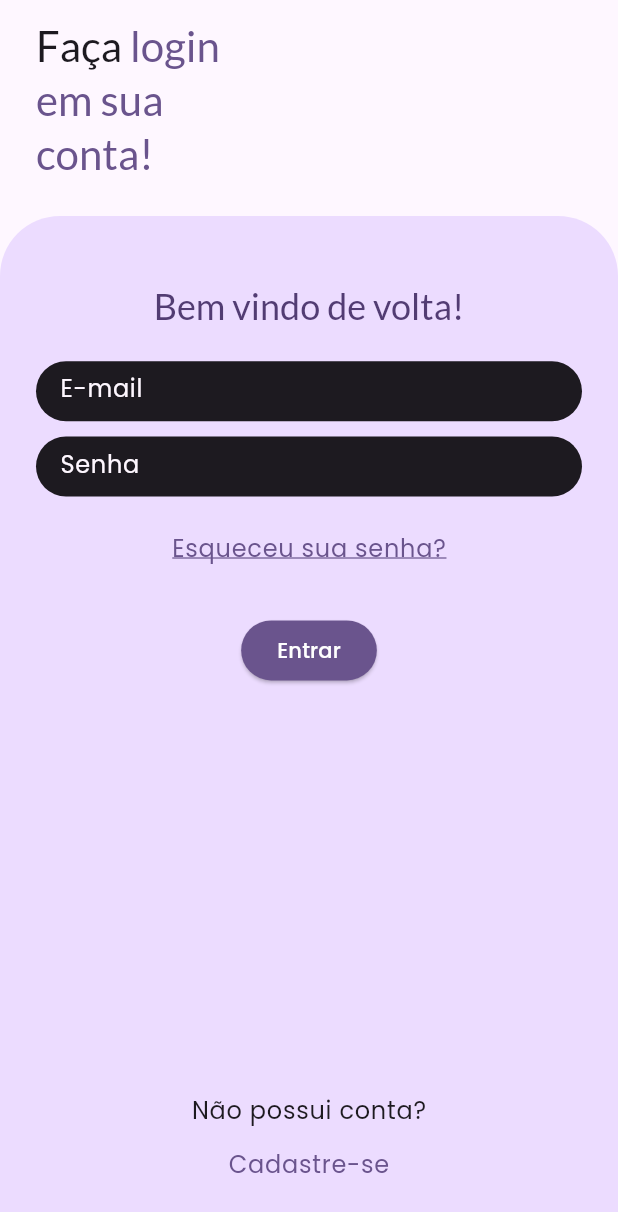
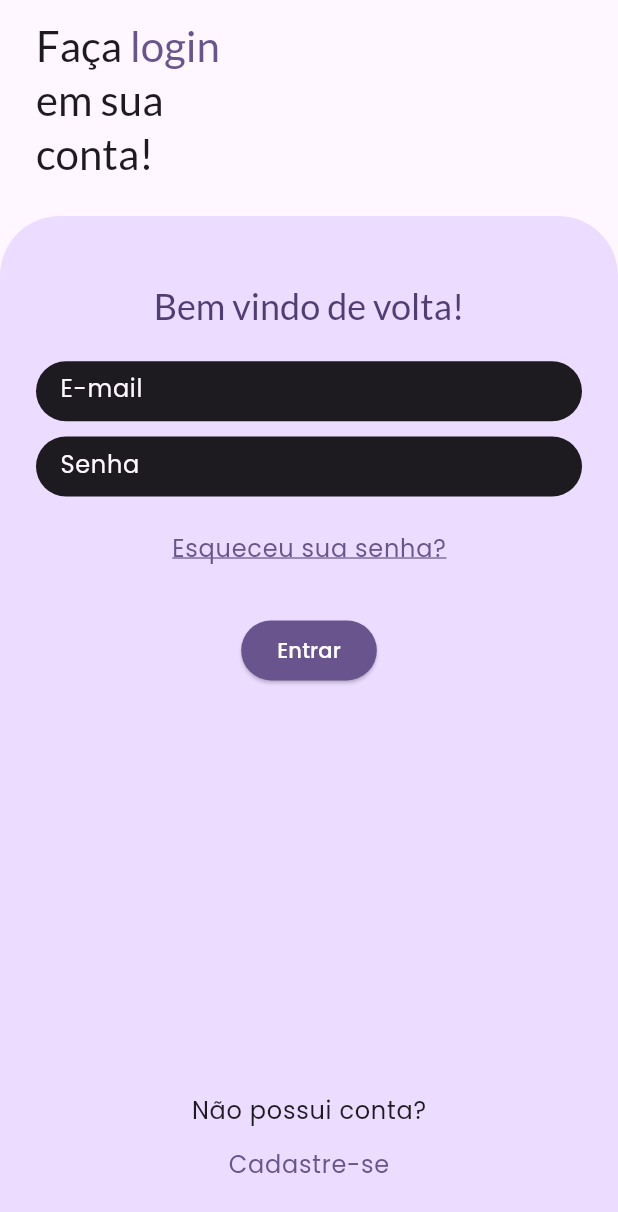
Before and after one commit to pedropelaes/PI_IV_ES_TIME-8, a Flutter app: the screen it shows after launch, after a tap on "Entrar", on a phone screen of 412 x 824 dp. Shown: the top 1212 px of the screen. Run offline on Flutter 3.47's test engine with Material 3 defaults, Android fonts, the phone set to English and light mode, and no system bars; drawn by our look-alikes of flutter_platform_widgets; our stand-ins replace device_preview, google_fonts.

Commit message:
feat: welcome_screen - Consertos nas telas de login, reset e signup - Novos designs de botões

```diff
--- a/app/vocatio/lib/main.dart
+++ b/app/vocatio/lib/main.dart
@@ -1,7 +1,7 @@
 import 'package:device_preview/device_preview.dart';
 import 'package:flutter/material.dart';
 import 'package:provider/provider.dart';
-import 'package:vocatio/screens/login_screen.dart';
+import 'package:vocatio/screens/welcome_screen.dart';
 import 'package:vocatio/theme/theme.dart';
 import 'package:vocatio/theme/theme_notifier.dart';
 import 'package:vocatio/theme/util.dart';
@@ -14,7 +14,7 @@ void main() {
         ChangeNotifierProvider<ThemeNotifier>.value(value: themeNotifier,)
       ],
       child: DevicePreview(
-      enabled: false,                                                                // desabilitar para builds distribuiveis
+      enabled: true,                                                                // desabilitar para builds distribuiveis
       builder: (context) => const MainApp()
       ),
     )
@@ -37,7 +37,7 @@ class MainApp extends StatelessWidget {
       theme: isHighContrast ? lightScheme.lightHighContrast() : lightScheme.light(),
       darkTheme: isHighContrast ? darkScheme.darkHighContrast() : darkScheme.dark(),
       themeMode: themeNotifier.themeMode,
-      home: LoginScreen()
+      home: WelcomeScreen()
     );
   }
 }
--- a/app/vocatio/lib/screens/login_screen.dart
+++ b/app/vocatio/lib/screens/login_screen.dart
@@ -32,9 +32,10 @@ class _LoginScreenState extends State<LoginScreen>{
     final TextTheme textTheme = theme.textTheme;
     TargetPlatform platform = theme.platform;                                                             // remover em produção
     return Scaffold(
-      body: surfaceGradientHorizontalContainer(
+      body: surfaceGradientContainer(
         context: context,
         child: SafeArea(
+          bottom: false,
           child:  Platform.isAndroid || Platform.isIOS || platform == TargetPlatform.android || platform == TargetPlatform.iOS ?
           Column(
             crossAxisAlignment: CrossAxisAlignment.stretch,
@@ -54,7 +55,7 @@ class _LoginScreenState extends State<LoginScreen>{
                           ),
                           TextSpan(
                             text: 'em sua\nconta!',
-                            style: textTheme.headlineMedium?.copyWith(color: theme.colorScheme.primary),
+                            style: textTheme.headlineMedium?.copyWith(color: theme.colorScheme.onSurface),
                           )
                         ],
                         ),
--- a/app/vocatio/lib/screens/reset_password_screen.dart
+++ b/app/vocatio/lib/screens/reset_password_screen.dart
@@ -28,9 +28,10 @@ class _ResetPasswordScreenState extends State<ResetPassowordScreen>{
     final TextTheme textTheme = theme.textTheme;
     return PlatformScaffold(
       appBar: PlatformAppBar(title: Text('Voltar', style: textTheme.headlineSmall?.copyWith(color: theme.colorScheme.onSurface),),),
-      body: surfaceGradientHorizontalContainer(
+      body: surfaceGradientContainer(
         context: context,
         child: SafeArea(
+          bottom: false,
           child: Platform.isAndroid || Platform.isIOS || platform == TargetPlatform.android || platform == TargetPlatform.iOS ?
           Column(
             crossAxisAlignment: CrossAxisAlignment.stretch,
--- a/app/vocatio/lib/screens/signup_screen.dart
+++ b/app/vocatio/lib/screens/signup_screen.dart
@@ -42,9 +42,10 @@ class _SignupScreenState extends State<SignupScreen> {
     TargetPlatform platform = theme.platform;                                                             // remover em produção
     String PouA = (_typeSelector.contains(AccountType.aluno)?'aluno!' : 'professor!').capitalize();
     return Scaffold(
-      body: surfaceGradientHorizontalContainer(
+      body: surfaceGradientContainer(
         context: context,
         child: SafeArea(
+          bottom: false,
           child: Platform.isAndroid || Platform.isIOS || platform == TargetPlatform.android || platform == TargetPlatform.iOS ?
           Column(
             crossAxisAlignment: CrossAxisAlignment.stretch,
--- /dev/null
+++ b/app/vocatio/lib/screens/welcome_screen.dart
@@ -0,0 +1,77 @@
+import 'package:flutter/material.dart';
+import 'package:vocatio/screens/login_screen.dart';
+import 'package:vocatio/screens/signup_screen.dart';
+import 'package:vocatio/widgets/background_containers.dart';
+import 'package:vocatio/widgets/button_design.dart';
+
+class WelcomeScreen extends StatelessWidget{
+  @override
+  Widget build(BuildContext context) {
+    final ThemeData theme = Theme.of(context);
+    final TextTheme textTheme = theme.textTheme;
+    return Scaffold(
+      body: surfaceGradientContainer(
+        horizontal: false,
+        context: context,
+        child: SafeArea(
+          bottom: false,
+          child: Padding(
+            padding: const EdgeInsets.all(24.0),
+            child: LayoutBuilder(
+              builder: (context, constraints) {
+                double screenHeight = constraints.maxHeight;
+                double scale = (screenHeight / 700).clamp(1.0, 1.5);
+                double smallSpacing = (screenHeight * 0.015 * scale).clamp(6, 28);
+                double largeSpacing = (screenHeight * 0.03 * scale).clamp(12, 72);
+                return SingleChildScrollView(
+                  child: ConstrainedBox(
+                    constraints: BoxConstraints(
+                      minHeight: constraints.maxHeight,
+                    ),
+                    child: Column(
+                      mainAxisAlignment: MainAxisAlignment.center,
+                      children: [
+                        ConstrainedBox(
+                          constraints: const BoxConstraints(maxHeight: 200, maxWidth: 400),
+                          child: Image.asset(
+                            'assets/images/logo_vocatio_transparente.png',
+                            fit: BoxFit.contain,
+                          ),
+                        ),
+                        SizedBox(height: largeSpacing), // Usando valor fixo para simplicidade
+                        Text(
+                          'Bem vindo!',
+                          textAlign: TextAlign.center, // Garante que o texto fique centralizado
+                          style: Theme.of(context).textTheme.displaySmall?.copyWith(
+                            color: Theme.of(context).colorScheme.onSurface,
+                          ),
+                        ),
+                        SizedBox(height: largeSpacing),
+                        bigTransparentButtonDesign(
+                          context: context,
+                          label: 'Entrar',
+                          onTap: (){
+                            Navigator.push(context, MaterialPageRoute(builder: (_) => LoginScreen()));
+                          }
+                        ),
+                        SizedBox(height: smallSpacing,),
+                        bigPrimaryButtonDesign(
+                          context: context,
+                          label: 'Cadastrar',
+                          onTap: (){
+                            Navigator.push(context, MaterialPageRoute(builder: (_) => SignupScreen()));
+                          }
+                        )
+                      ],
+                    ),
+                  ),
+                );
+              },
+            ),
+          ),
+        ),
+      ),
+    );
+  }
+
+}
--- a/app/vocatio/lib/widgets/background_containers.dart
+++ b/app/vocatio/lib/widgets/background_containers.dart
@@ -1,8 +1,10 @@
 import 'package:flutter/material.dart';
 
-Widget surfaceGradientHorizontalContainer({
-   required BuildContext context,
-   required Widget child
+
+Widget surfaceGradientContainer({
+    required BuildContext context,
+    required Widget child,
+    bool horizontal = true
   })
   {
   final ThemeData theme = Theme.of(context);
@@ -12,13 +14,14 @@ Widget surfaceGradientHorizontalContainer({
         decoration: BoxDecoration(gradient: LinearGradient(
         colors: [theme.colorScheme.surface, theme.colorScheme.surfaceBright],
         stops: [0.62, 1.0],
-        begin: Alignment.centerLeft,
-        end: Alignment.centerRight
+        begin: horizontal ? Alignment.centerLeft : Alignment.topCenter,
+        end: horizontal ? Alignment.centerRight : Alignment.bottomCenter
       )
     ),
     child: child,
   );
 }
+
 
 Widget primaryFormsContainer({
   required ThemeData theme,
@@ -36,3 +39,45 @@ Widget primaryFormsContainer({
     child: child
   );
 }
+
+Widget transparentContainer({
+  required ThemeData theme,
+  required Widget child,
+  required double width,
+  required double height,
+}){
+  return Container(
+    width: width,
+    height: height,
+    decoration: BoxDecoration(
+      borderRadius: BorderRadius.circular(20.0),
+      border: Border.all(
+        width: 2.0,
+        color: theme.colorScheme.onSurface
+      )
+    ),
+    child: child,
+  );
+}
+
+Widget primaryGradientContainer({
+  required ThemeData theme,
+  required Widget child,
+  required double width,
+  required double height,
+}){
+  return Container(
+    width: width,
+    height: height,
+    decoration: BoxDecoration(
+      borderRadius: BorderRadius.circular(20.0),
+      gradient: LinearGradient(
+        colors: [theme.colorScheme.primary, theme.colorScheme.onPrimaryContainer],
+        stops: [0.42, 1.0],
+        begin: Alignment.centerLeft,
+        end: Alignment.centerRight,
+      ),
+    ),
+    child: child,
+  );
+}
--- a/app/vocatio/lib/widgets/button_design.dart
+++ b/app/vocatio/lib/widgets/button_design.dart
@@ -1,5 +1,6 @@
 import 'package:flutter/material.dart';
 import 'package:flutter_platform_widgets/flutter_platform_widgets.dart';
+import 'package:vocatio/widgets/background_containers.dart';
 
 Widget ButtonDesign({
   required BuildContext context,
@@ -18,3 +19,52 @@ Widget ButtonDesign({
     ),
   );
 }
+
+Widget bigTransparentButtonDesign({
+  required BuildContext context,
+  required String label,
+  required VoidCallback onTap,
+}){
+  final ThemeData theme = Theme.of(context);
+  return InkWell(
+    onTap: onTap,
+    child: transparentContainer(
+      theme: theme,
+      width: 255.0,
+      height: 55.0,
+      child: Center(
+        child: Text(
+          label,
+          style: theme.textTheme.bodyLarge?.copyWith(
+            color: theme.colorScheme.onSurface
+          ),
+        ),
+      ),
+    ),
+  );
+}
+
+Widget bigPrimaryButtonDesign({
+  required BuildContext context,
+  required String label,
+  required VoidCallback onTap,
+}){
+  final ThemeData theme = Theme.of(context);
+  return InkWell(
+    splashColor: theme.colorScheme.inversePrimary,
+    onTap: onTap,
+    child: primaryGradientContainer(
+      theme: theme,
+      width: 255.0,
+      height: 55.0,
+      child: Center(
+        child: Text(
+          label,
+          style: theme.textTheme.bodyLarge?.copyWith(
+            color: theme.colorScheme.onPrimary
+          ),
+        ),
+      )
+    ),
+  );
+}
--- a/app/vocatio/pubspec.yaml
+++ b/app/vocatio/pubspec.yaml
@@ -1,7 +1,7 @@
 name: vocatio
 description: "Vocatio is a multiplatform app for university attendance tracking. It replaces oral attendance with dynamic QR codes, geolocation, and biometric authentication, reducing class time, preventing unfair absences, and generating automatic reports for students and faculty."
 publish_to: 'none'
-version: 1.0.5-alpha.1+5
+version: 1.0.6-alpha.1+5
 
 environment:
   sdk: ^3.8.1
```
